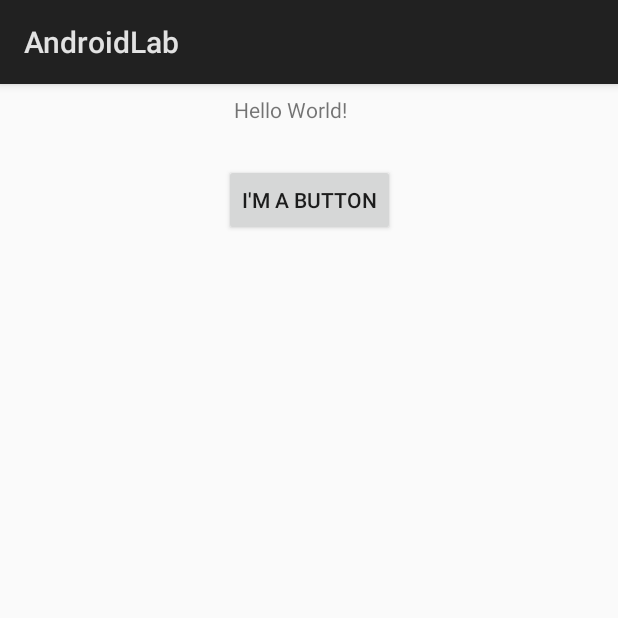
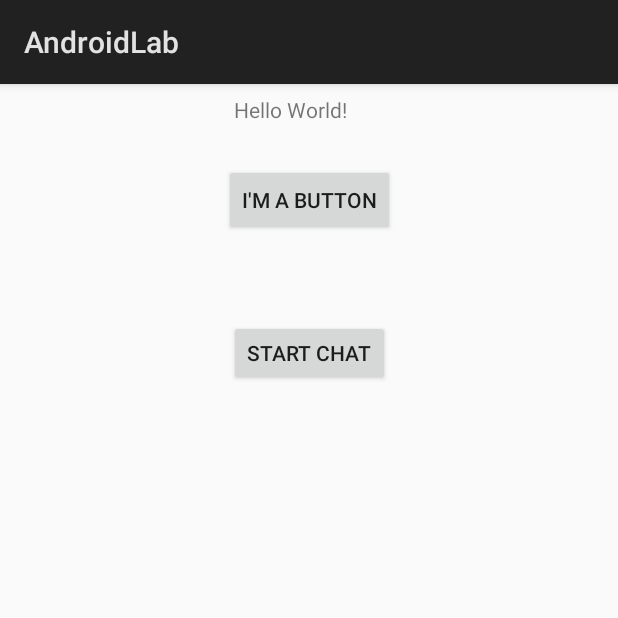
Before and after one commit to ThanhTrac/CST2335, an Android app: the screen it shows after launch (StartActivity), after a tap on "LOGIN", on a phone screen of 412 x 824 dp, the top half of it. Run offline under Robolectric (Android 15) with nearby library versions, the phone set to English and light mode, and no system bars.

Commit message:
Finshed lab 4

```diff
--- a/app/src/main/java/com/example/thanh/androidlab/LoginActivity.java
+++ b/app/src/main/java/com/example/thanh/androidlab/LoginActivity.java
@@ -17,7 +17,6 @@ public class LoginActivity extends Activity {
     public static final String MyPREFERENCES = "MyPrefs" ;
     public static final String email = "emailKey";
     SharedPreferences sharedPref;
-
 
     Button btnLogin;
     EditText etEmail;
@@ -49,31 +48,31 @@ public class LoginActivity extends Activity {
     @Override
     protected void onStart(){
         super.onStart();
-        Toast.makeText(this, "onStart", Toast.LENGTH_LONG ).show();
+        Toast.makeText(this, "onStart", Toast.LENGTH_SHORT ).show();
         Log.i(ACTIVITY_NAME, "In onStart()");
     }
     @Override
     protected void onResume(){
         super.onResume();
-        Toast.makeText(this, "onResume", Toast.LENGTH_LONG ).show();
+        Toast.makeText(this, "onResume", Toast.LENGTH_SHORT  ).show();
         Log.i(ACTIVITY_NAME, "In onResume()");
     }
     @Override
     protected void onPause(){
         super.onPause();
-        Toast.makeText(this, "onPause", Toast.LENGTH_LONG ).show();
+        Toast.makeText(this, "onPause", Toast.LENGTH_SHORT  ).show();
         Log.i(ACTIVITY_NAME, "In onPause()");
     }
     @Override
     protected void onStop(){
         super.onStop();
-        Toast.makeText(this, "onStop", Toast.LENGTH_LONG ).show();
+        Toast.makeText(this, "onStop", Toast.LENGTH_SHORT  ).show();
         Log.i(ACTIVITY_NAME, "In onStop()");
     }
     @Override
     protected void onDestroy(){
         super.onDestroy();
-        Toast.makeText(this, "onDestroy", Toast.LENGTH_LONG ).show();
+        Toast.makeText(this, "onDestroy", Toast.LENGTH_SHORT  ).show();
         Log.i(ACTIVITY_NAME, "In onDestroy()");
     }
 
--- a/app/src/main/java/com/example/thanh/androidlab/StartActivity.java
+++ b/app/src/main/java/com/example/thanh/androidlab/StartActivity.java
@@ -1,6 +1,7 @@
 package com.example.thanh.androidlab;
 
 import android.app.Activity;
+import android.content.DialogInterface;
 import android.content.Intent;
 import android.os.Bundle;
 import android.util.Log;
@@ -12,6 +13,7 @@ public class StartActivity extends Activity {
     protected static final String ACTIVITY_NAME = "StartActivity";
 
     Button btn1;
+    Button btnChart;
     @Override
     protected void onCreate(Bundle savedInstanceState) {
         super.onCreate(savedInstanceState);
@@ -19,6 +21,15 @@ public class StartActivity extends Activity {
         Toast.makeText(this, "onCreate", Toast.LENGTH_LONG ).show();
         Log.i(ACTIVITY_NAME, "In onCreate()");
         btn1=(Button)findViewById(R.id.btn1);
+        btnChart=(Button)findViewById(R.id.btnChart);
+        btnChart.setOnClickListener(new View.OnClickListener(){
+            @Override
+            public void onClick(View view) {
+             Log.i(ACTIVITY_NAME, "User clicked Start Chat");
+                Intent intent = new Intent(StartActivity.this, ChatWindow.class);
+                startActivity(intent);
+            }
+        });
 
     }
     public void clickHandler(View view) {
@@ -42,33 +53,34 @@ public class StartActivity extends Activity {
             @Override
     protected void onStart(){
         super.onStart();
-        Toast.makeText(this, "onStart", Toast.LENGTH_LONG ).show();
+        Toast.makeText(this, "onStart", Toast.LENGTH_SHORT  ).show();
         Log.i(ACTIVITY_NAME, "In onStart()");
     }
 
     @Override
     protected void onResume(){
         super.onResume();
-        Toast.makeText(this, "onResume", Toast.LENGTH_LONG ).show();
+        Toast.makeText(this, "onResume", Toast.LENGTH_SHORT  ).show();
         Log.i(ACTIVITY_NAME, "In onResume()");
     }
     @Override
     protected void onPause(){
         super.onPause();
-        Toast.makeText(this, "onPause", Toast.LENGTH_LONG ).show();
+        Toast.makeText(this, "onPause", Toast.LENGTH_SHORT  ).show();
         Log.i(ACTIVITY_NAME, "In onPause()");
     }
     @Override
     protected void onStop(){
         super.onStop();
-        Toast.makeText(this, "onStop", Toast.LENGTH_LONG ).show();
+        Toast.makeText(this, "onStop", Toast.LENGTH_SHORT  ).show();
         Log.i(ACTIVITY_NAME, "In onStop()");
     }
     @Override
     protected void onDestroy(){
         super.onDestroy();
-        Toast.makeText(this, "onDestroy", Toast.LENGTH_LONG ).show();
+        Toast.makeText(this, "onDestroy", Toast.LENGTH_SHORT  ).show();
         Log.i(ACTIVITY_NAME, "In onDestroy()");
     }
 
+
 }
--- a/app/src/main/res/layout/activity_list_item.xml
+++ b/app/src/main/res/layout/activity_list_item.xml
@@ -31,6 +31,7 @@
         android:layout_width="wrap_content"
         android:layout_height="wrap_content"
         android:layout_columnWeight="1"
+        android:checked="false"
         android:gravity="fill"
         android:text="@string/switch_text" />
 
--- a/app/src/main/res/layout/activity_start.xml
+++ b/app/src/main/res/layout/activity_start.xml
@@ -33,4 +33,19 @@
         app:layout_constraintTop_toBottomOf="@+id/textView"
         app:layout_constraintVertical_bias="0.039" />
 
+    <Button
+        android:id="@+id/btnChart"
+        android:layout_width="wrap_content"
+        android:layout_height="44dp"
+        android:layout_marginEnd="8dp"
+        android:layout_marginStart="8dp"
+        android:layout_marginTop="56dp"
+        android:text="@string/start_chat"
+        app:layout_constraintEnd_toEndOf="parent"
+        app:layout_constraintHorizontal_bias="0.502"
+        app:layout_constraintLeft_toLeftOf="parent"
+        app:layout_constraintRight_toRightOf="parent"
+        app:layout_constraintStart_toStartOf="parent"
+        app:layout_constraintTop_toBottomOf="@+id/btn1" />
+
 </android.support.constraint.ConstraintLayout>
--- a/app/src/main/res/values/strings.xml
+++ b/app/src/main/res/values/strings.xml
@@ -13,5 +13,6 @@
     <string name="dialog_title">Alert</string>
     <string name="ok">OK</string>
     <string name="cancel">Cancel</string>
-    <string name="start_chart">Start Chart</string>
+    <string name="start_chat">Start Chat</string>
+    <string name="button_send">Send</string>
 </resources>
```
Also changed, not shown: app/src/main/AndroidManifest.xml (+7 -8 lines), app/src/main/java/com/example/thanh/androidlab/ChatWindow.java (added, +74 -0 lines), app/src/main/java/com/example/thanh/androidlab/ListItemActivity.java (+38 -13 lines), app/src/main/res/layout/activity_chat_window.xml (added, +37 -0 lines), app/src/main/res/layout/chat_row_incoming.xml (added, +24 -0 lines), app/src/main/res/layout/chat_row_outgoing.xml (added, +23 -0 lines), 1 other file.
